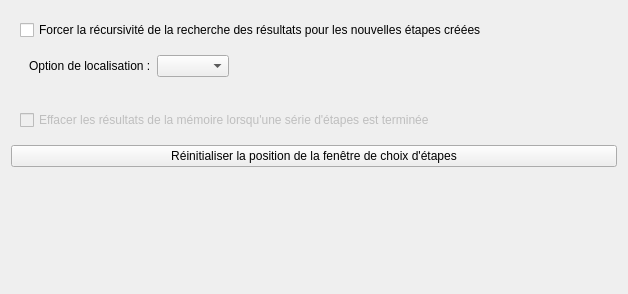
Old version of the form ComputreeGui/view/StepResultTreeView/gstepmanageroptions.ui in the repository Chabam/computree-mirror.
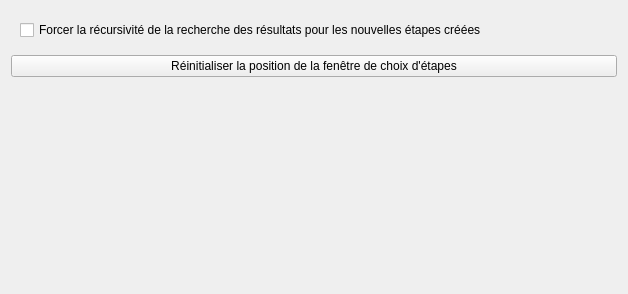
New version of the form.

```diff
--- a/ComputreeGui/view/StepResultTreeView/gstepmanageroptions.ui
+++ b/ComputreeGui/view/StepResultTreeView/gstepmanageroptions.ui
@@ -28,58 +28,6 @@
         </item>
        </layout>
       </item>
-      <item>
-       <widget class="QWidget" name="widget" native="true">
-        <property name="enabled">
-         <bool>true</bool>
-        </property>
-        <layout class="QHBoxLayout" name="horizontalLayout_2">
-         <item>
-          <widget class="QLabel" name="label">
-           <property name="text">
-            <string>Option de localisation :</string>
-           </property>
-          </widget>
-         </item>
-         <item>
-          <widget class="QComboBox" name="cb_locale">
-           <property name="sizeAdjustPolicy">
-            <enum>QComboBox::AdjustToContents</enum>
-           </property>
-          </widget>
-         </item>
-         <item>
-          <spacer name="horizontalSpacer">
-           <property name="orientation">
-            <enum>Qt::Horizontal</enum>
-           </property>
-           <property name="sizeHint" stdset="0">
-            <size>
-             <width>40</width>
-             <height>20</height>
-            </size>
-           </property>
-          </spacer>
-         </item>
-        </layout>
-       </widget>
-      </item>
-     </layout>
-    </widget>
-   </item>
-   <item>
-    <widget class="QWidget" name="widget_4" native="true">
-     <layout class="QVBoxLayout" name="verticalLayout_3">
-      <item>
-       <widget class="QCheckBox" name="checkBoxClearResultFromMemory">
-        <property name="enabled">
-         <bool>false</bool>
-        </property>
-        <property name="text">
-         <string>Effacer les résultats de la mémoire lorsqu'une série d'étapes est terminée</string>
-        </property>
-       </widget>
-      </item>
      </layout>
     </widget>
    </item>
```
